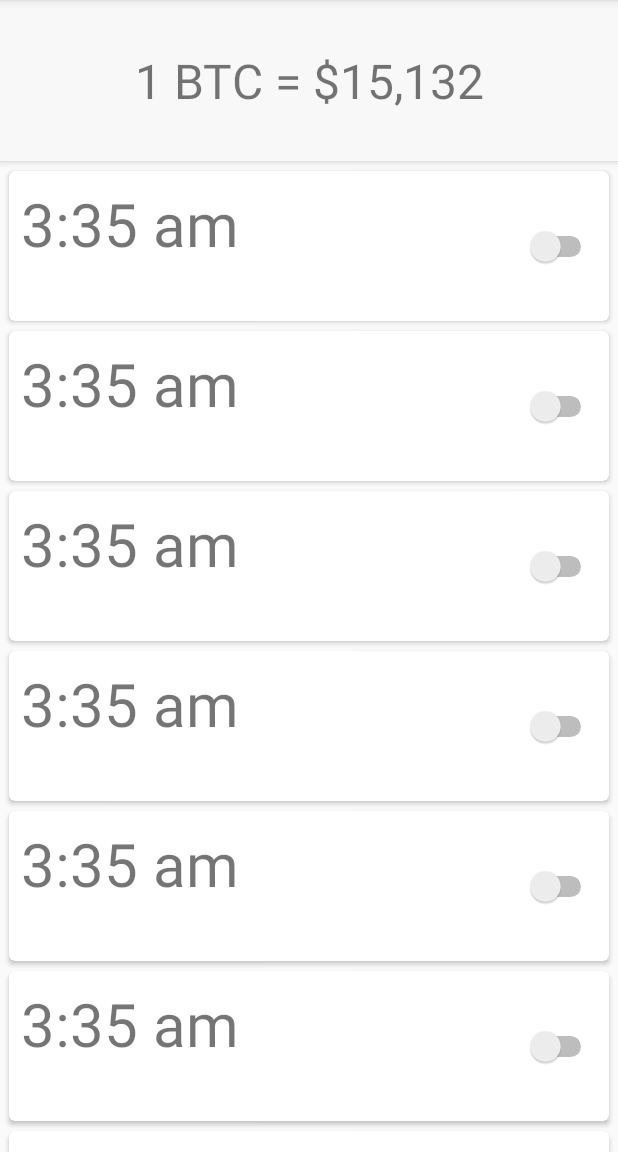
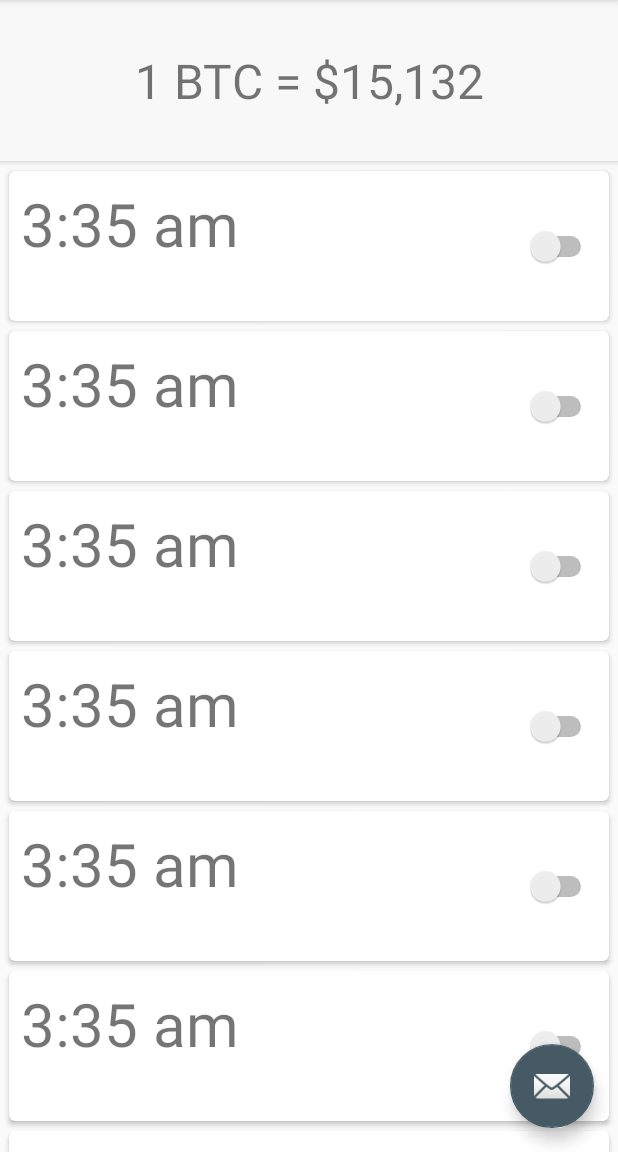
Before and after one commit to samhogan/bitcoin-alarm, an Android app: the screen it shows after launch (MainActivity), on a phone screen of 412 x 824 dp, the part 84-1236 px from its top. Run offline under Robolectric (Android 15) with nearby library versions, the phone set to English and light mode, and no system bars.

Commit message:
action button

```diff
--- a/app/build.gradle
+++ b/app/build.gradle
@@ -27,5 +27,7 @@
     androidTestImplementation 'com.android.support.test.espresso:espresso-core:3.0.1'
     implementation 'com.android.support:recyclerview-v7:26.1.0'
     implementation 'com.android.support:cardview-v7:26.1.0'
+    implementation 'com.android.support:design:26.1.0'
+
 
 }
--- /dev/null
+++ b/app/src/main/java/com/samhgames/bitcoinalarm/ScrollAwareFABBehavior.java
@@ -0,0 +1,46 @@
+package com.samhgames.bitcoinalarm;
+
+import android.content.Context;
+import android.support.design.widget.CoordinatorLayout;
+import android.support.design.widget.FloatingActionButton;
+import android.support.v4.view.ViewCompat;
+import android.util.AttributeSet;
+import android.view.View;
+
+/**
+ * Created by samho on 1/3/2018.
+ */
+
+public class ScrollAwareFABBehavior extends FloatingActionButton.Behavior
+{
+    public ScrollAwareFABBehavior(Context context, AttributeSet attrs)
+    {
+        super();
+    }
+
+    @Override
+    public boolean onStartNestedScroll(CoordinatorLayout coordinatorLayout,
+                                       FloatingActionButton child, View directTargetChild, View target, int nestedScrollAxes, int type) {
+        return nestedScrollAxes == ViewCompat.SCROLL_AXIS_VERTICAL ||
+                super.onStartNestedScroll(coordinatorLayout, child, directTargetChild, target,
+                        nestedScrollAxes, type);
+
+
+    }
+
+    @Override
+    public void onNestedScroll(CoordinatorLayout coordinatorLayout, FloatingActionButton child,
+                               View target, int dxConsumed, int dyConsumed, int dxUnconsumed, int dyUnconsumed, int type) {
+        super.onNestedScroll(coordinatorLayout, child, target, dxConsumed, dyConsumed, dxUnconsumed,
+                dyUnconsumed, type);
+
+        if (dyConsumed > 0 && child.getVisibility() == View.VISIBLE)
+        {
+            child.hide();
+        }
+        else if (dyConsumed < 0 && child.getVisibility() != View.VISIBLE)
+        {
+            child.show();
+        }
+    }
+}
--- a/app/src/main/res/layout/maintest.xml
+++ b/app/src/main/res/layout/maintest.xml
@@ -1,5 +1,6 @@
 <?xml version="1.0" encoding="utf-8"?>
 <LinearLayout xmlns:android="http://schemas.android.com/apk/res/android"
+    xmlns:app="http://schemas.android.com/apk/res-auto"
     android:orientation="vertical" android:layout_width="match_parent"
     android:layout_height="match_parent">
 
@@ -21,10 +22,79 @@
         android:layout_margin="0dp"
         />
 
-    <android.support.v7.widget.RecyclerView
+    <android.support.design.widget.CoordinatorLayout
+        android:id="@+id/coord"
         android:layout_width="match_parent"
-        android:layout_height="match_parent"
-        android:id="@+id/rv_alarms"
-        android:paddingTop="3dp"
-        android:clipToPadding="false"/>
+        android:layout_height="match_parent">
+
+        <android.support.v7.widget.RecyclerView
+            android:layout_width="match_parent"
+            android:layout_height="match_parent"
+            android:id="@+id/rv_alarms"
+            android:paddingTop="3dp"
+            android:clipToPadding="false"/>
+
+        <android.support.design.widget.FloatingActionButton
+
+            android:layout_width="wrap_content"
+            android:layout_height="wrap_content"
+            android:layout_gravity="bottom|right"
+            android:layout_margin="16dp"
+            app:srcCompat="@android:drawable/ic_dialog_email"
+            app:layout_anchor="@id/rv_alarms"
+            app:layout_anchorGravity="bottom|right|end"
+            app:layout_behavior="com.samhgames.bitcoinalarm.ScrollAwareFABBehavior" />
+
+
+    </android.support.design.widget.CoordinatorLayout>
+
+
+
 </LinearLayout>
+<!--
+<?xml version="1.0" encoding="utf-8"?>
+<LinearLayout xmlns:android="http://schemas.android.com/apk/res/android"
+    xmlns:app="http://schemas.android.com/apk/res-auto"
+    android:orientation="vertical"
+    android:layout_width="match_parent"
+    android:layout_height="match_parent">
+    <TextView
+        android:id="@+id/tv_price"
+        android:layout_width="match_parent"
+        android:layout_height="wrap_content"
+        android:text="1 BTC = $15,132"
+        android:gravity="center"
+        android:textSize="32sp"
+        android:paddingTop="32dp"
+        android:paddingBottom="32dp"
+        android:elevation="3dp"
+        android:background="#f8f8f8"
+        android:layout_marginTop = "5dp"
+        android:layout_marginLeft="5dp"
+        android:layout_marginRight="5dp"
+        android:layout_marginBottom="0dp"
+        android:layout_margin="0dp"
+        />
+
+    <android.support.design.widget.CoordinatorLayout
+        android:layout_width="match_parent"
+        android:layout_height="match_parent">
+
+        <android.support.v7.widget.RecyclerView
+            android:layout_width="match_parent"
+            android:layout_height="match_parent"
+            android:id="@+id/rv_alarms"
+            android:paddingTop="3dp"
+            android:clipToPadding="false"/>
+
+
+        <android.support.design.widget.FloatingActionButton
+            android:layout_width="wrap_content"
+            android:layout_height="wrap_content"
+            android:layout_gravity="bottom|end"
+            android:layout_margin="16dp"
+
+            app:srcCompat="@android:drawable/ic_dialog_email"/>
+
+    </android.support.design.widget.CoordinatorLayout>
+</LinearLayout>-->
```
